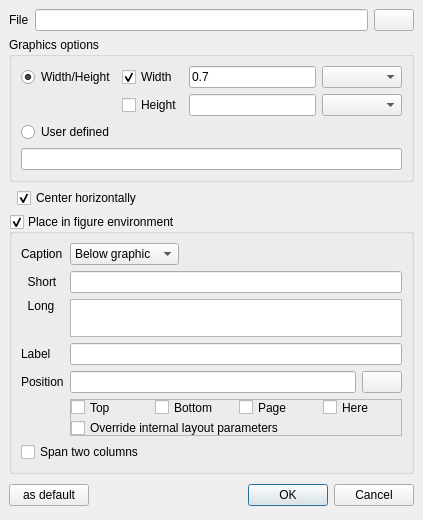
svn2github/texstudio-trunk, file insertgraphics.ui: the form before one commit.
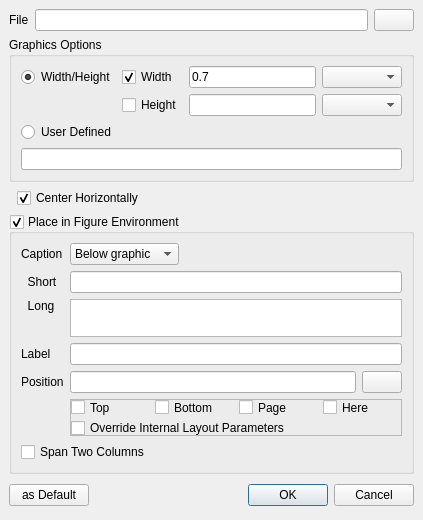
The form after the commit. Icons and pictures are not drawn.

Commit message: more string capitalizations for UI consistency To the translators: sorry for the additional work. I hope, that I have now corrected almost all. It's most easy to translate the new strings, if you sort the strings list in QtLinguist alphabetically (click on column header). Then most strings are directly adjacent to their previous, now obsolete form. And you can copy the text from there.

```diff
--- a/insertgraphics.ui
+++ b/insertgraphics.ui
@@ -85,7 +85,7 @@
       <string>Defines the options for \includegraphics[options]{file}.</string>
      </property>
      <property name="title">
-      <string>Graphics options</string>
+      <string>Graphics Options</string>
      </property>
      <layout class="QGridLayout" name="gridLayout_2">
       <item row="0" column="0">
@@ -155,7 +155,7 @@
       <item row="2" column="0">
        <widget class="QRadioButton" name="rbUser">
         <property name="text">
-         <string>User defined</string>
+         <string>User Defined</string>
         </property>
        </widget>
       </item>
@@ -183,7 +183,7 @@
      <item>
       <widget class="QCheckBox" name="cbCentering">
        <property name="text">
-        <string>Center horizontally</string>
+        <string>Center Horizontally</string>
        </property>
        <property name="checked">
         <bool>true</bool>
@@ -207,7 +207,7 @@
       </size>
      </property>
      <property name="title">
-      <string>Place in figure environment</string>
+      <string>Place in Figure Environment</string>
      </property>
      <property name="checkable">
       <bool>true</bool>
@@ -280,7 +280,7 @@
       <item row="14" column="0" colspan="2">
        <widget class="QCheckBox" name="cbSpan">
         <property name="text">
-         <string>Span two columns</string>
+         <string>Span Two Columns</string>
         </property>
        </widget>
       </item>
@@ -334,7 +334,7 @@
          <item row="1" column="0" colspan="4">
           <widget class="QCheckBox" name="cbPlaceForce">
            <property name="text">
-            <string>Override internal layout parameters</string>
+            <string>Override Internal Layout Parameters</string>
            </property>
           </widget>
          </item>
@@ -406,7 +406,7 @@
         <string>Save current settings as default.</string>
        </property>
        <property name="text">
-        <string>as default</string>
+        <string>as Default</string>
        </property>
        <property name="icon">
         <iconset resource="texstudio.qrc">
```
The commit also changes 12 other files.
